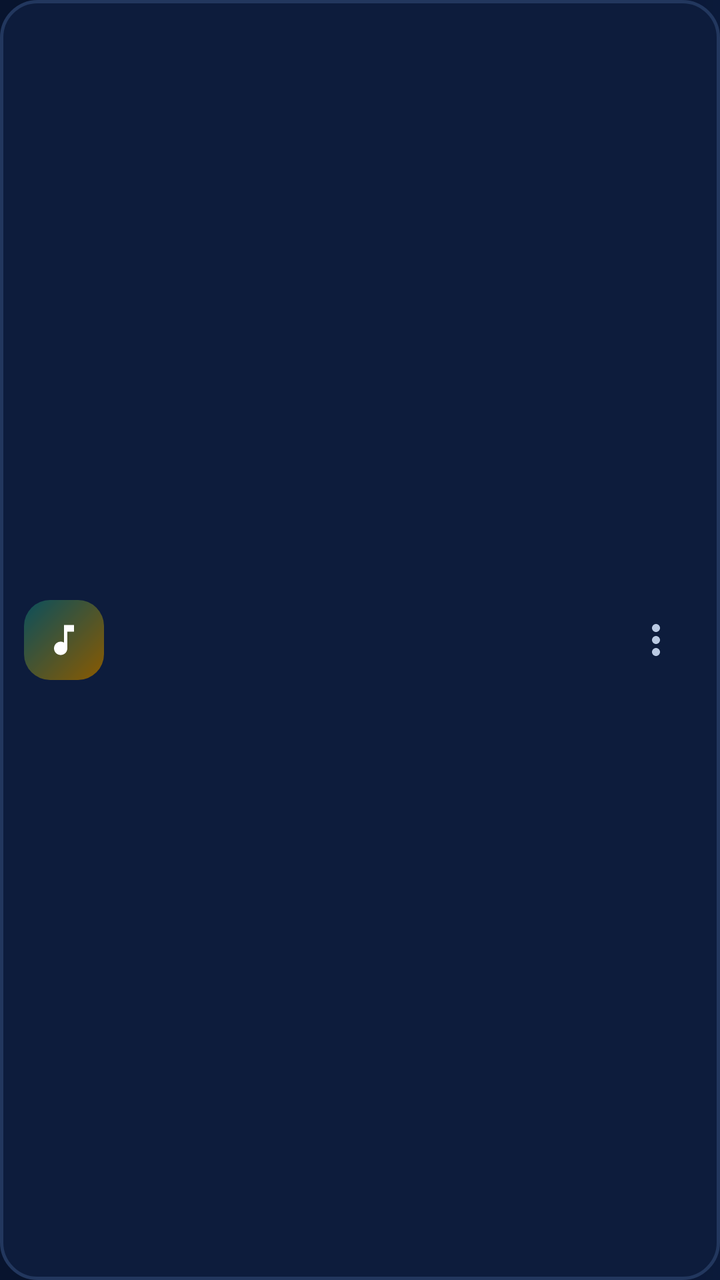
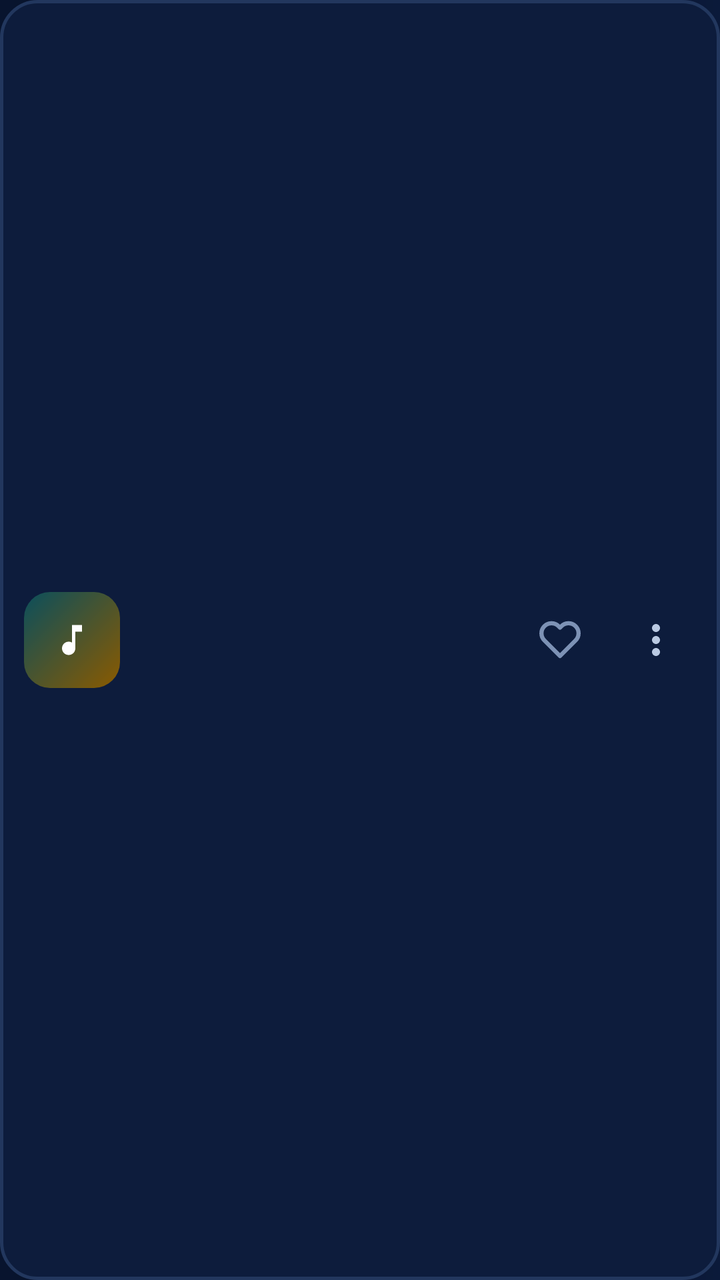

Two renders of the same Android screen: before a commit and after it. Below are the layout's source before the change and the commit's diff.
<!-- AndroidManifest.xml: application theme Theme.ZenoPlay -->
<!-- res/layout/item_song.xml -->
<?xml version="1.0" encoding="utf-8"?>
<LinearLayout xmlns:android="http://schemas.android.com/apk/res/android"
    android:layout_width="match_parent"
    android:layout_height="wrap_content"
    android:layout_marginStart="8dp"
    android:layout_marginTop="4dp"
    android:layout_marginEnd="8dp"
    android:layout_marginBottom="5dp"
    android:background="@drawable/bg_card"
    android:gravity="center_vertical"
    android:orientation="horizontal"
    android:paddingStart="12dp"
    android:paddingTop="10dp"
    android:paddingEnd="8dp"
    android:paddingBottom="10dp">

    <FrameLayout
        android:id="@+id/coverView"
        android:layout_width="40dp"
        android:layout_height="40dp"
        android:background="@drawable/bg_cover_1">

        <ImageView
            android:layout_width="20dp"
            android:layout_height="20dp"
            android:layout_gravity="center"
            android:src="@drawable/ic_music"
            android:tint="#FFFFFF" />

    </FrameLayout>

    <LinearLayout
        android:layout_width="0dp"
        android:layout_height="wrap_content"
        android:layout_weight="1"
        android:orientation="vertical"
        android:paddingStart="12dp"
        android:paddingEnd="8dp">

        <TextView
            android:id="@+id/songTitle"
            android:layout_width="match_parent"
            android:layout_height="wrap_content"
            android:ellipsize="end"
            android:maxLines="1"
            android:textColor="@color/zeno_ink"
            android:textSize="15sp"
            android:textStyle="bold" />

        <TextView
            android:id="@+id/songSubtitle"
            android:layout_width="match_parent"
            android:layout_height="wrap_content"
            android:ellipsize="end"
            android:maxLines="1"
            android:textColor="@color/zeno_ink2"
            android:textSize="13sp" />

    </LinearLayout>

    <TextView
        android:id="@+id/songDuration"
        android:layout_width="wrap_content"
        android:layout_height="wrap_content"
        android:textColor="@color/zeno_ink3"
        android:textSize="13sp"
        android:textStyle="bold" />

    <ImageButton
        android:id="@+id/moreButton"
        android:layout_width="48dp"
        android:layout_height="48dp"
        android:background="?attr/selectableItemBackgroundBorderless"
        android:contentDescription="@string/add_to_playlist"
        android:src="@drawable/ic_more"
        android:tint="@color/zeno_ink2" />

</LinearLayout>
<!-- resources referenced by this layout -->
<resources>
  <color name="zeno_ink">#F2F7FF</color>
  <color name="zeno_ink2">#B9C9E2</color>
  <color name="zeno_ink3">#7D92B5</color>
  <!-- drawable bg_card (drawable) -->
  <?xml version="1.0" encoding="utf-8"?>
  <shape xmlns:android="http://schemas.android.com/apk/res/android"
      android:shape="rectangle">
      <solid android:color="#0D1C3C" />
      <stroke
          android:width="1.5dp"
          android:color="#22375E" />
      <corners android:radius="18dp" />
  </shape>
  <!-- drawable bg_cover_1 (drawable) -->
  <?xml version="1.0" encoding="utf-8"?>
  <shape xmlns:android="http://schemas.android.com/apk/res/android"
      android:shape="rectangle">
      <gradient
          android:angle="135"
          android:startColor="#8A5A00"
          android:endColor="#0B4F5C"
          android:type="linear" />
      <corners android:radius="13dp" />
  </shape>
  <!-- drawable ic_music (drawable) -->
  <?xml version="1.0" encoding="utf-8"?>
  <vector xmlns:android="http://schemas.android.com/apk/res/android"
      android:width="24dp"
      android:height="24dp"
      android:viewportWidth="24"
      android:viewportHeight="24">
      <path
          android:fillColor="#000000"
          android:pathData="M12 3v10.55c-0.59-0.34-1.27-0.55-2-0.55-2.21 0-4 1.79-4 4s1.79 4 4 4 4-1.79 4-4V7h4V3h-6z" />
  </vector>
  <string name="add_to_playlist">زيد للقائمة</string>
  <style name="Theme.ZenoPlay" parent="Theme.Material3.Dark.NoActionBar">
          <item name="colorPrimary">@color/md_theme_primary</item>
          <item name="colorOnPrimary">@color/md_theme_onPrimary</item>
          <item name="colorPrimaryContainer">@color/md_theme_primaryContainer</item>
          <item name="colorSecondary">@color/md_theme_secondary</item>
          <item name="colorSurface">@color/md_theme_surface</item>
          <item name="colorOnSurface">@color/md_theme_onSurface</item>
          <item name="android:windowBackground">@drawable/bg_app</item>
          <item name="android:textColor">@color/zeno_ink</item>
          <item name="android:textColorSecondary">@color/zeno_ink2</item>
      </style>
  <color name="md_theme_primary">#2DE2E6</color>
  <color name="md_theme_onPrimary">#061224</color>
  <color name="md_theme_primaryContainer">#0B1A3A</color>
  <color name="md_theme_secondary">#FFD76A</color>
  <color name="md_theme_surface">#0E1E42</color>
  <color name="md_theme_onSurface">#F2F7FF</color>
  <!-- drawable bg_app (drawable) -->
  <?xml version="1.0" encoding="utf-8"?>
  <shape xmlns:android="http://schemas.android.com/apk/res/android"
      android:shape="rectangle">
      <gradient
          android:angle="180"
          android:startColor="#0B1A3A"
          android:centerColor="#060D21"
          android:endColor="#08142E"
          android:type="linear" />
  </shape>
  <!-- unchanged entries left out for length: 1 -->
</resources>

<!-- the commit's change to res/layout/item_song.xml (unified diff, before → after) -->
@@ -16,11 +16,18 @@
 
     <FrameLayout
         android:id="@+id/coverView"
-        android:layout_width="40dp"
-        android:layout_height="40dp"
+        android:layout_width="48dp"
+        android:layout_height="48dp"
         android:background="@drawable/bg_cover_1">
 
         <ImageView
+            android:id="@+id/coverImage"
+            android:layout_width="match_parent"
+            android:layout_height="match_parent"
+            android:scaleType="centerCrop" />
+
+        <ImageView
+            android:id="@+id/coverIcon"
             android:layout_width="20dp"
             android:layout_height="20dp"
             android:layout_gravity="center"
@@ -41,8 +48,12 @@
             android:id="@+id/songTitle"
             android:layout_width="match_parent"
             android:layout_height="wrap_content"
-            android:ellipsize="end"
-            android:maxLines="1"
+            android:ellipsize="marquee"
+            android:marqueeRepeatLimit="marquee_forever"
+            android:scrollHorizontally="true"
+            android:selected="true"
+            android:singleLine="true"
+            android:textDirection="firstStrong"
             android:textColor="@color/zeno_ink"
             android:textSize="15sp"
             android:textStyle="bold" />
@@ -67,6 +78,15 @@
         android:textStyle="bold" />
 
     <ImageButton
+        android:id="@+id/favButton"
+        android:layout_width="48dp"
+        android:layout_height="48dp"
+        android:background="?attr/selectableItemBackgroundBorderless"
+        android:contentDescription="@string/favorite"
+        android:src="@drawable/ic_heart"
+        android:tint="@color/zeno_ink3" />
+
+    <ImageButton
         android:id="@+id/moreButton"
         android:layout_width="48dp"
         android:layout_height="48dp"
<!-- resource entries referenced after the edit -->
@@ -24,6 +24,20 @@
           android:type="linear" />
       <corners android:radius="13dp" />
   </shape>
+  <!-- drawable ic_heart (drawable) -->
+  <?xml version="1.0" encoding="utf-8"?>
+  <vector xmlns:android="http://schemas.android.com/apk/res/android"
+      android:width="24dp"
+      android:height="24dp"
+      android:viewportWidth="24"
+      android:viewportHeight="24">
+      <path
+          android:fillColor="#00000000"
+          android:strokeColor="@android:color/white"
+          android:strokeWidth="2.1"
+          android:strokeLineJoin="round"
+          android:pathData="M19.8,5.1a5,5 0,0 0,-7.1 0L12,5.8l-0.7,-0.7a5,5 0,1 0,-7.1 7.1l7.8,7.8 7.8,-7.8a5,5 0,0 0,0 -7.1z" />
+  </vector>
   <!-- drawable ic_music (drawable) -->
   <?xml version="1.0" encoding="utf-8"?>
   <vector xmlns:android="http://schemas.android.com/apk/res/android"
@@ -35,7 +49,8 @@
           android:fillColor="#000000"
           android:pathData="M12 3v10.55c-0.59-0.34-1.27-0.55-2-0.55-2.21 0-4 1.79-4 4s1.79 4 4 4 4-1.79 4-4V7h4V3h-6z" />
   </vector>
-  <string name="add_to_playlist">زيد للقائمة</string>
+  <string name="add_to_playlist">Ajouter à la playlist</string>
+  <string name="favorite">Favori</string>
   <style name="Theme.ZenoPlay" parent="Theme.Material3.Dark.NoActionBar">
           <item name="colorPrimary">@color/md_theme_primary</item>
           <item name="colorOnPrimary">@color/md_theme_onPrimary</item>
@@ -46,6 +61,13 @@
           <item name="android:windowBackground">@drawable/bg_app</item>
           <item name="android:textColor">@color/zeno_ink</item>
           <item name="android:textColorSecondary">@color/zeno_ink2</item>
+          <item name="android:windowFullscreen">true</item>
+          <item name="android:windowTranslucentStatus">true</item>
+          <item name="android:windowTranslucentNavigation">true</item>
+          <item name="android:statusBarColor">@android:color/transparent</item>
+          <item name="android:navigationBarColor">@android:color/transparent</item>
+          <item name="android:windowLayoutInDisplayCutoutMode">shortEdges</item>
+          <item name="android:windowDrawsSystemBarBackgrounds">true</item>
       </style>
   <color name="md_theme_primary">#2DE2E6</color>
   <color name="md_theme_onPrimary">#061224</color>
